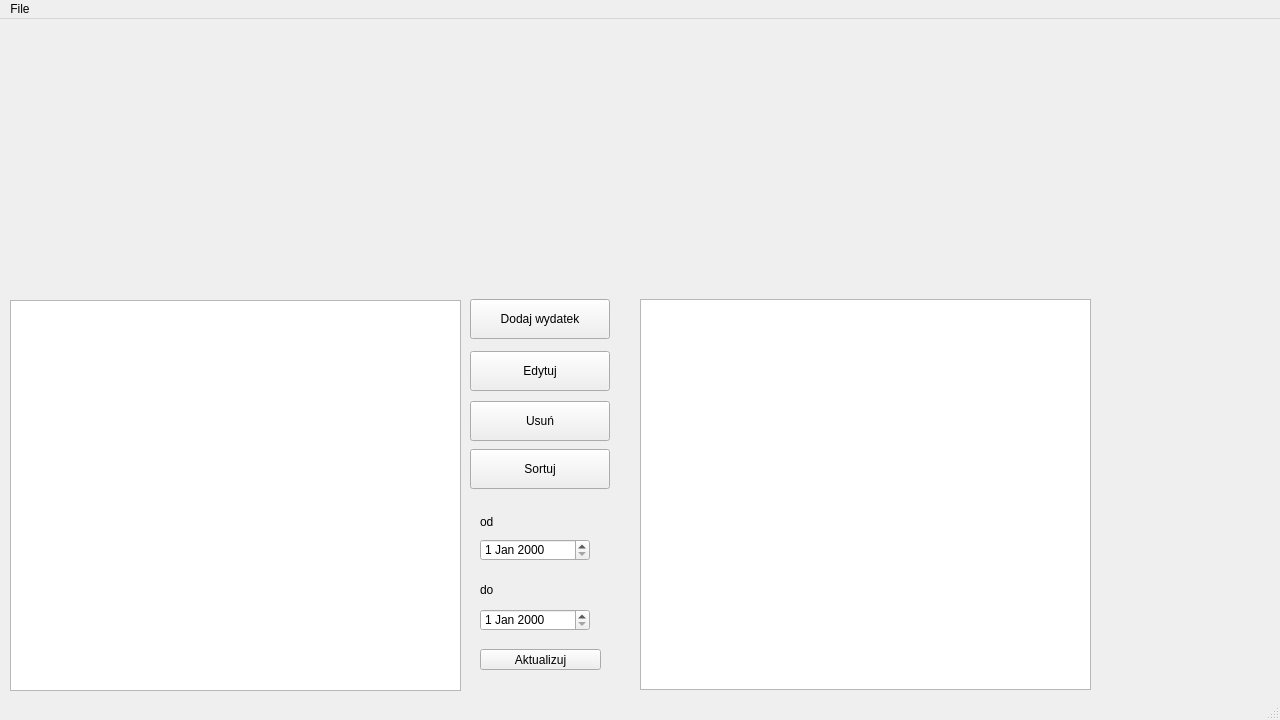
The window that src/gui/mygui.ui (kkamczak/Budget_Management) describes before a commit, drawn with Qt 5.
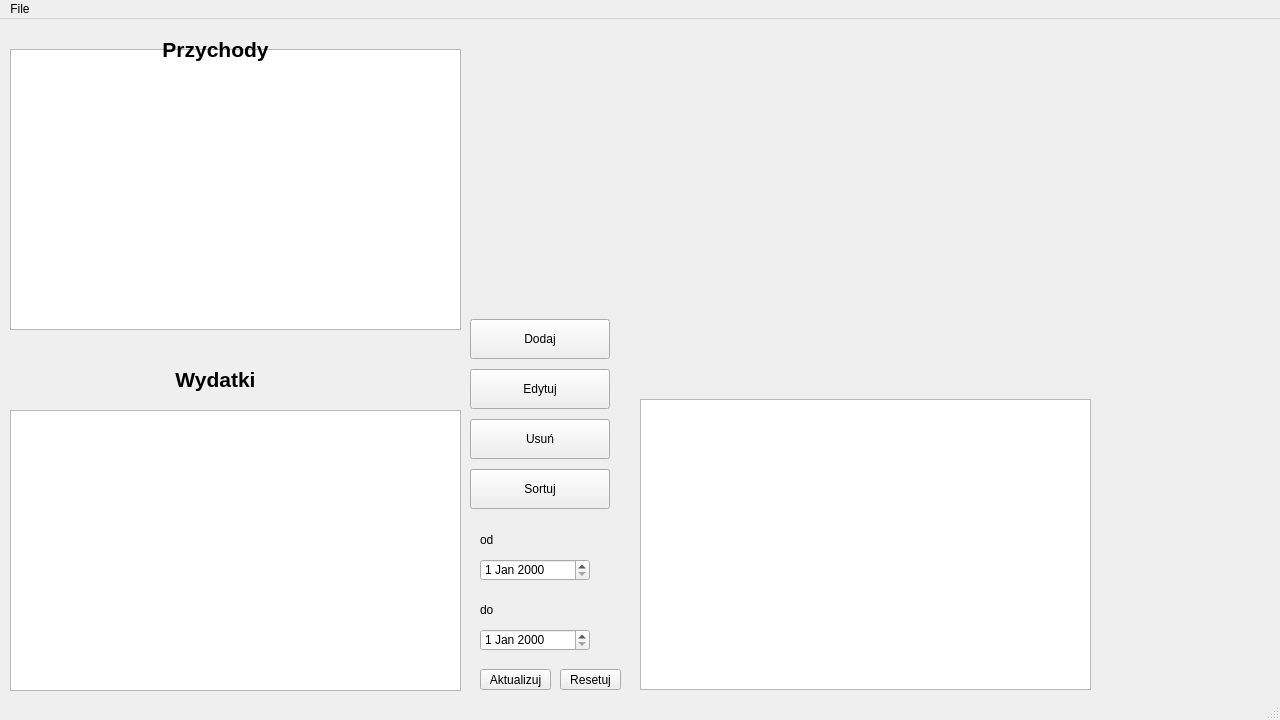
The same window after the commit.

Commit message: Update: -refactor some methods, -new  table revenues, -added sort tables, -added table filtering based on selected column

Patch:
```diff
--- a/src/gui/mygui.ui
+++ b/src/gui/mygui.ui
@@ -18,22 +18,22 @@
     <property name="geometry">
      <rect>
       <x>470</x>
-      <y>280</y>
+      <y>300</y>
       <width>140</width>
       <height>40</height>
      </rect>
     </property>
     <property name="text">
-     <string>Dodaj wydatek</string>
+     <string>Dodaj</string>
     </property>
    </widget>
    <widget class="QTableWidget" name="table_of_expenses">
     <property name="geometry">
      <rect>
       <x>10</x>
-      <y>281</y>
+      <y>391</y>
       <width>451</width>
-      <height>391</height>
+      <height>281</height>
      </rect>
     </property>
    </widget>
@@ -41,7 +41,7 @@
     <property name="geometry">
      <rect>
       <x>470</x>
-      <y>332</y>
+      <y>350</y>
       <width>140</width>
       <height>40</height>
      </rect>
@@ -54,7 +54,7 @@
     <property name="geometry">
      <rect>
       <x>470</x>
-      <y>382</y>
+      <y>400</y>
       <width>140</width>
       <height>40</height>
      </rect>
@@ -67,7 +67,7 @@
     <property name="geometry">
      <rect>
       <x>470</x>
-      <y>430</y>
+      <y>450</y>
       <width>140</width>
       <height>40</height>
      </rect>
@@ -80,9 +80,9 @@
     <property name="geometry">
      <rect>
       <x>640</x>
-      <y>280</y>
+      <y>380</y>
       <width>451</width>
-      <height>391</height>
+      <height>291</height>
      </rect>
     </property>
    </widget>
@@ -90,7 +90,7 @@
     <property name="geometry">
      <rect>
       <x>480</x>
-      <y>520</y>
+      <y>540</y>
       <width>110</width>
       <height>22</height>
      </rect>
@@ -100,7 +100,7 @@
     <property name="geometry">
      <rect>
       <x>480</x>
-      <y>590</y>
+      <y>610</y>
       <width>110</width>
       <height>22</height>
      </rect>
@@ -110,7 +110,7 @@
     <property name="geometry">
      <rect>
       <x>480</x>
-      <y>492</y>
+      <y>510</y>
       <width>101</width>
       <height>21</height>
      </rect>
@@ -123,7 +123,7 @@
     <property name="geometry">
      <rect>
       <x>480</x>
-      <y>560</y>
+      <y>580</y>
       <width>101</width>
       <height>21</height>
      </rect>
@@ -136,8 +136,8 @@
     <property name="geometry">
      <rect>
       <x>480</x>
-      <y>630</y>
-      <width>121</width>
+      <y>650</y>
+      <width>71</width>
       <height>21</height>
      </rect>
     </property>
@@ -145,6 +145,75 @@
      <string>Aktualizuj</string>
     </property>
    </widget>
+   <widget class="QTableWidget" name="table_of_revenues">
+    <property name="geometry">
+     <rect>
+      <x>10</x>
+      <y>30</y>
+      <width>451</width>
+      <height>281</height>
+     </rect>
+    </property>
+   </widget>
+   <widget class="QPushButton" name="reset_date">
+    <property name="geometry">
+     <rect>
+      <x>560</x>
+      <y>650</y>
+      <width>61</width>
+      <height>21</height>
+     </rect>
+    </property>
+    <property name="text">
+     <string>Resetuj</string>
+    </property>
+   </widget>
+   <widget class="QLabel" name="label_revenues">
+    <property name="geometry">
+     <rect>
+      <x>130</x>
+      <y>10</y>
+      <width>171</width>
+      <height>41</height>
+     </rect>
+    </property>
+    <property name="font">
+     <font>
+      <pointsize>16</pointsize>
+      <weight>75</weight>
+      <bold>true</bold>
+     </font>
+    </property>
+    <property name="text">
+     <string>Przychody</string>
+    </property>
+    <property name="alignment">
+     <set>Qt::AlignCenter</set>
+    </property>
+   </widget>
+   <widget class="QLabel" name="label_expenses">
+    <property name="geometry">
+     <rect>
+      <x>130</x>
+      <y>340</y>
+      <width>171</width>
+      <height>41</height>
+     </rect>
+    </property>
+    <property name="font">
+     <font>
+      <pointsize>16</pointsize>
+      <weight>75</weight>
+      <bold>true</bold>
+     </font>
+    </property>
+    <property name="text">
+     <string>Wydatki</string>
+    </property>
+    <property name="alignment">
+     <set>Qt::AlignCenter</set>
+    </property>
+   </widget>
   </widget>
   <widget class="QMenuBar" name="menubar">
    <property name="geometry">
```
Left out of the diff: 8 changed lines with no effect on the pictures. The commit also changes 8 other files.
